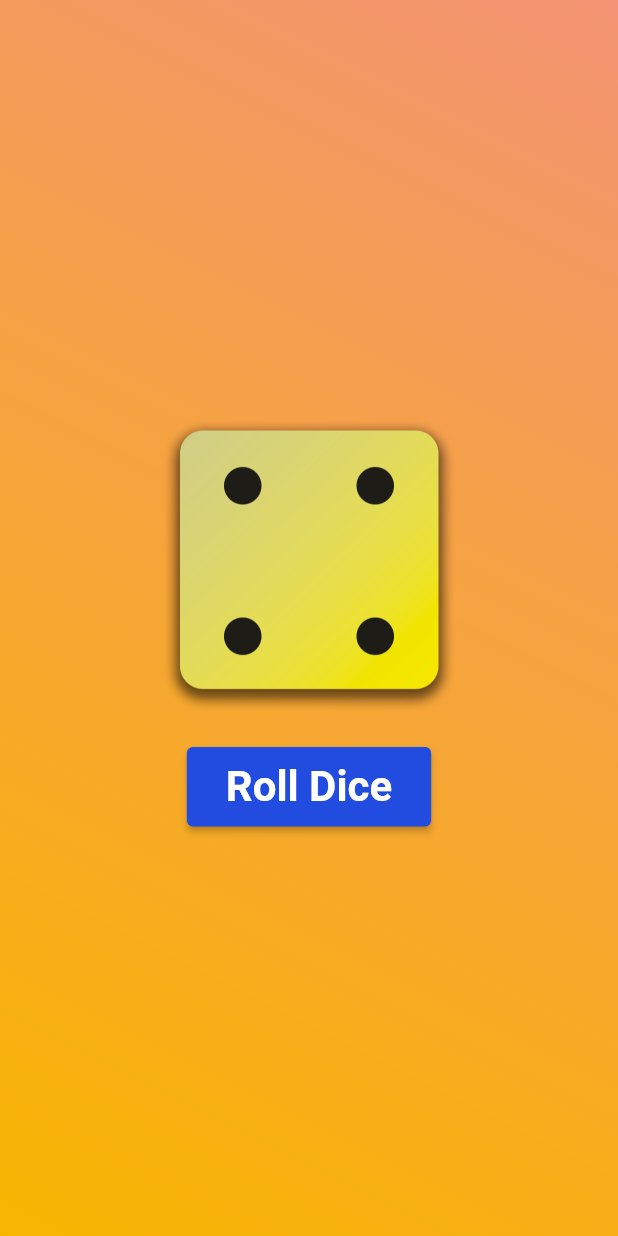
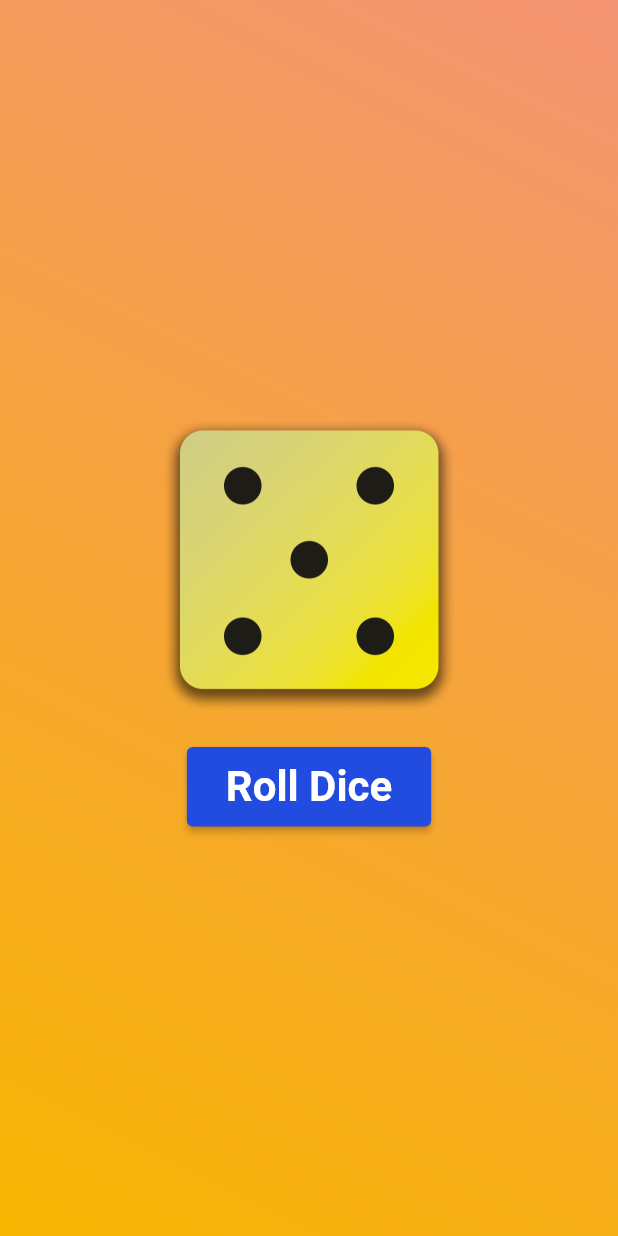
Before and after one commit to JoaoVitorLima242/flutter-app, a Flutter app: the screen it shows after launch, after a tap on "Roll Dice", on a phone screen of 412 x 824 dp. Run offline on Flutter 3.47's test engine with Material 2 defaults, Android fonts, the phone set to English and light mode, and no system bars.

```diff
--- a/lib/dice_roller.dart
+++ b/lib/dice_roller.dart
@@ -1,5 +1,8 @@
 import 'package:flutter/material.dart';
+import 'dart:math';
 import 'package:first_app/white_text.dart';
+
+final randomizer = Random();
 
 class DiceRoller extends StatefulWidget {
   const DiceRoller({super.key});
@@ -11,11 +14,11 @@ class DiceRoller extends StatefulWidget {
 }
 
 class _DiceRollerState extends State<DiceRoller> {
-  var activeDiveImage = 'images/dice-2.png';
+  var currentDiceRoll = 2;
 
   void rollDice() {
     setState(() {
-      activeDiveImage = 'images/dice-4.png';
+      currentDiceRoll = randomizer.nextInt(6) + 1;
     });
   }
 
@@ -25,7 +28,7 @@ class _DiceRollerState extends State<DiceRoller> {
       mainAxisSize: MainAxisSize.min,
       children: [
         Image.asset(
-          activeDiveImage,
+          'images/dice-$currentDiceRoll.png',
           width: 200,
         ),
         const SizedBox(
```
